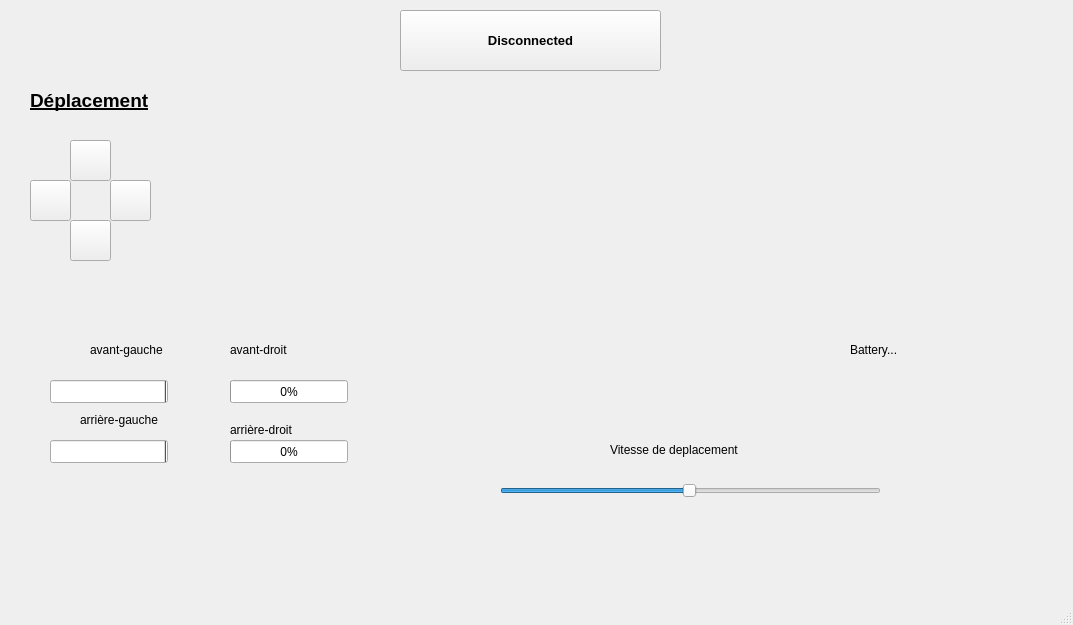
This is Wifibot/mainwindow.ui in AnisMouniym/Wifibot as Qt 5 draws it before an edit. The edited form follows.
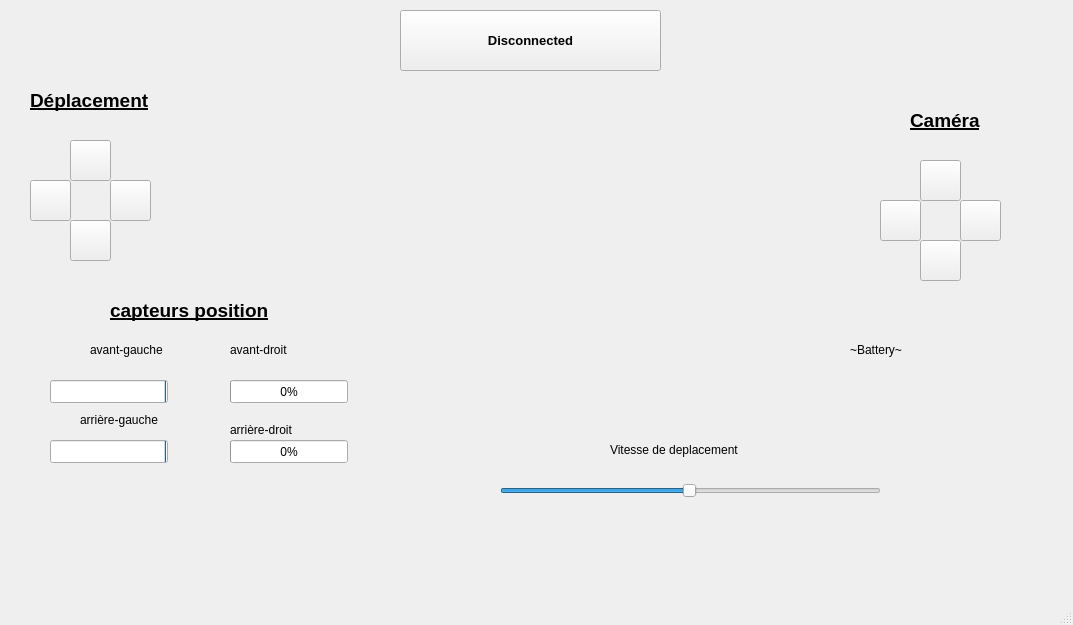
This is the edited form. Icons and pictures are not drawn.

What changed in the file:
```diff
--- a/Wifibot/mainwindow.ui
+++ b/Wifibot/mainwindow.ui
@@ -263,12 +263,12 @@
      <rect>
       <x>850</x>
       <y>340</y>
-      <width>63</width>
+      <width>71</width>
       <height>20</height>
      </rect>
     </property>
     <property name="text">
-     <string>Battery...</string>
+     <string>~Battery~</string>
     </property>
    </widget>
    <widget class="QSlider" name="horizontalSlider">
@@ -303,6 +303,126 @@
      <string>Vitesse de deplacement</string>
     </property>
    </widget>
+   <widget class="QLabel" name="label_6">
+    <property name="geometry">
+     <rect>
+      <x>110</x>
+      <y>290</y>
+      <width>231</width>
+      <height>41</height>
+     </rect>
+    </property>
+    <property name="font">
+     <font>
+      <pointsize>14</pointsize>
+      <bold>true</bold>
+      <underline>true</underline>
+     </font>
+    </property>
+    <property name="text">
+     <string>capteurs position</string>
+    </property>
+   </widget>
+   <widget class="QPushButton" name="Camera_Bas">
+    <property name="geometry">
+     <rect>
+      <x>920</x>
+      <y>240</y>
+      <width>41</width>
+      <height>41</height>
+     </rect>
+    </property>
+    <property name="text">
+     <string/>
+    </property>
+    <property name="icon">
+     <iconset>
+      <normaloff>img/down.png</normaloff>img/down.png</iconset>
+    </property>
+    <property name="shortcut">
+     <string>Down</string>
+    </property>
+   </widget>
+   <widget class="QPushButton" name="Camera_Haut">
+    <property name="geometry">
+     <rect>
+      <x>920</x>
+      <y>160</y>
+      <width>41</width>
+      <height>41</height>
+     </rect>
+    </property>
+    <property name="text">
+     <string/>
+    </property>
+    <property name="icon">
+     <iconset>
+      <normaloff>img/up.png</normaloff>img/up.png</iconset>
+    </property>
+    <property name="shortcut">
+     <string>Up</string>
+    </property>
+   </widget>
+   <widget class="QLabel" name="label_7">
+    <property name="geometry">
+     <rect>
+      <x>910</x>
+      <y>100</y>
+      <width>161</width>
+      <height>41</height>
+     </rect>
+    </property>
+    <property name="font">
+     <font>
+      <pointsize>14</pointsize>
+      <bold>true</bold>
+      <underline>true</underline>
+     </font>
+    </property>
+    <property name="text">
+     <string>Caméra</string>
+    </property>
+   </widget>
+   <widget class="QPushButton" name="Camera_Gauche">
+    <property name="geometry">
+     <rect>
+      <x>880</x>
+      <y>200</y>
+      <width>41</width>
+      <height>41</height>
+     </rect>
+    </property>
+    <property name="text">
+     <string/>
+    </property>
+    <property name="icon">
+     <iconset>
+      <normaloff>img/left.png</normaloff>img/left.png</iconset>
+    </property>
+    <property name="shortcut">
+     <string>Left</string>
+    </property>
+   </widget>
+   <widget class="QPushButton" name="Camera_Droite">
+    <property name="geometry">
+     <rect>
+      <x>960</x>
+      <y>200</y>
+      <width>41</width>
+      <height>41</height>
+     </rect>
+    </property>
+    <property name="text">
+     <string/>
+    </property>
+    <property name="icon">
+     <iconset>
+      <normaloff>img/right.png</normaloff>img/right.png</iconset>
+    </property>
+    <property name="shortcut">
+     <string>Right</string>
+    </property>
+   </widget>
   </widget>
   <widget class="QMenuBar" name="menubar">
    <property name="geometry">
```
Left out of the diff: 8 changed lines with no effect on the pictures.
